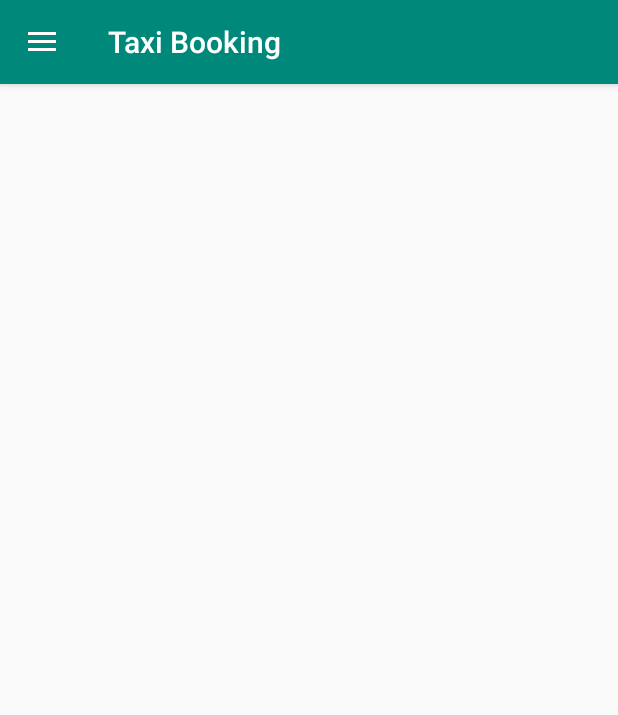
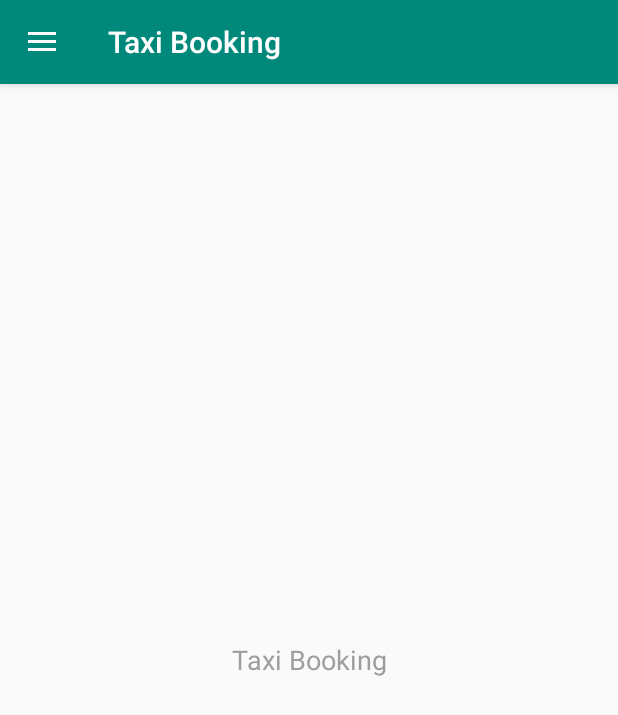
Before and after one commit to linhdq/Taxi247, an Android app: the HomeActivity screen opened directly, with no data from a screen before it, on a phone screen of 412 x 824 dp. Shown: the top 715 px of the screen. Run offline under Robolectric (Android 15) with nearby library versions, the phone set to English and light mode, and no system bars; our stand-ins replace CircleImageView, sdp/ssp sizes.

Commit message:
add Help, History function

```diff
--- a/app/src/main/java/com/example/linhdq/taxi/activity/HomeActivity.java
+++ b/app/src/main/java/com/example/linhdq/taxi/activity/HomeActivity.java
@@ -21,7 +21,10 @@ import com.example.linhdq.taxi.R;
 import com.example.linhdq.taxi.adapter.ListDrawerItemAdapter;
 import com.example.linhdq.taxi.constant.Constant;
 import com.example.linhdq.taxi.fragment.AboutUsFragment;
+import com.example.linhdq.taxi.fragment.BookingFragment;
 import com.example.linhdq.taxi.fragment.FeedbackFragment;
+import com.example.linhdq.taxi.fragment.HelpFragment;
+import com.example.linhdq.taxi.fragment.HistoryFragment;
 import com.example.linhdq.taxi.fragment.PromotionContainerFragment;
 import com.example.linhdq.taxi.model.ObjectDrawerItem;
 
@@ -49,6 +52,10 @@ public class HomeActivity extends AppCompatActivity implements View.OnClickListe
     private FeedbackFragment feedbackFragment;
     private PromotionContainerFragment promotionContainerFragment;
     private AboutUsFragment aboutUsFragment;
+    private HelpFragment helpFragment;
+    private HistoryFragment historyFragment;
+    private BookingFragment bookingFragment;
+    private Fragment currentFragment;
 
     @Override
     protected void onCreate(Bundle savedInstanceState) {
@@ -93,7 +100,11 @@ public class HomeActivity extends AppCompatActivity implements View.OnClickListe
         if (drawer.isDrawerOpen(GravityCompat.START)) {
             drawer.closeDrawer(GravityCompat.START);
         } else {
+            if (currentFragment != bookingFragment) {
+                changeFragment(0);
+            } else {
                 super.onBackPressed();
+            }
         }
     }
 
@@ -126,6 +137,12 @@ public class HomeActivity extends AppCompatActivity implements View.OnClickListe
         feedbackFragment = new FeedbackFragment();
         promotionContainerFragment = new PromotionContainerFragment();
         aboutUsFragment = new AboutUsFragment();
+        helpFragment = new HelpFragment();
+        historyFragment = new HistoryFragment();
+        bookingFragment = new BookingFragment();
+        currentFragment = bookingFragment;
+        //open default fragment
+        openFragment(currentFragment, false);
     }
 
     private void addListener() {
@@ -134,6 +151,12 @@ public class HomeActivity extends AppCompatActivity implements View.OnClickListe
         drawerList.setOnItemClickListener(new AdapterView.OnItemClickListener() {
             @Override
             public void onItemClick(AdapterView<?> adapterView, View view, int i, long l) {
+                changeFragment(i);
+            }
+        });
+    }
+
+    private void changeFragment(int i) {
         listItem[itemIndex].setSelected(false);
         itemIndex = (byte) i;
         listItem[itemIndex].setSelected(true);
@@ -142,22 +165,22 @@ public class HomeActivity extends AppCompatActivity implements View.OnClickListe
         drawerLayout.closeDrawer(layoutDrawer);
         switch (i) {
             case 0:
-
+                currentFragment = bookingFragment;
                 break;
             case 1:
-
+                currentFragment = historyFragment;
                 break;
             case 2:
-                        openFragment(promotionContainerFragment, false);
+                currentFragment = promotionContainerFragment;
                 break;
             case 3:
-
+                currentFragment = helpFragment;
                 break;
             case 4:
-                        openFragment(feedbackFragment, false);
+                currentFragment = feedbackFragment;
                 break;
             case 5:
-                        openFragment(aboutUsFragment, false);
+                currentFragment = aboutUsFragment;
                 break;
             case 6:
                 SharedPreferences.Editor editor = sharedPreferences.edit();
@@ -168,8 +191,7 @@ public class HomeActivity extends AppCompatActivity implements View.OnClickListe
             default:
                 break;
         }
-            }
-        });
+        openFragment(currentFragment, false);
     }
 
     private void configLanguage() {
--- /dev/null
+++ b/app/src/main/java/com/example/linhdq/taxi/fragment/BookingFragment.java
@@ -0,0 +1,25 @@
+package com.example.linhdq.taxi.fragment;
+
+import android.os.Bundle;
+import android.support.annotation.Nullable;
+import android.support.v4.app.Fragment;
+import android.view.LayoutInflater;
+import android.view.View;
+import android.view.ViewGroup;
+
+import com.example.linhdq.taxi.R;
+
+/**
+ * Created by LinhDQ on 12/25/16.
+ */
+
+public class BookingFragment extends Fragment {
+
+    @Nullable
+    @Override
+    public View onCreateView(LayoutInflater inflater, @Nullable ViewGroup container, @Nullable Bundle savedInstanceState) {
+        View view = inflater.inflate(R.layout.fragment_booking, container, false);
+
+        return view;
+    }
+}
--- /dev/null
+++ b/app/src/main/java/com/example/linhdq/taxi/fragment/HistoryFragment.java
@@ -0,0 +1,25 @@
+package com.example.linhdq.taxi.fragment;
+
+import android.os.Bundle;
+import android.support.annotation.Nullable;
+import android.support.v4.app.Fragment;
+import android.view.LayoutInflater;
+import android.view.View;
+import android.view.ViewGroup;
+
+import com.example.linhdq.taxi.R;
+
+/**
+ * Created by LinhDQ on 12/25/16.
+ */
+
+public class HistoryFragment extends Fragment {
+
+    @Nullable
+    @Override
+    public View onCreateView(LayoutInflater inflater, @Nullable ViewGroup container, @Nullable Bundle savedInstanceState) {
+        View view = inflater.inflate(R.layout.fragment_history, container, false);
+
+        return view;
+    }
+}
--- /dev/null
+++ b/app/src/main/res/layout/fragment_booking.xml
@@ -0,0 +1,15 @@
+<?xml version="1.0" encoding="utf-8"?>
+<LinearLayout xmlns:android="http://schemas.android.com/apk/res/android"
+    android:layout_width="match_parent"
+    android:layout_height="match_parent"
+    android:gravity="center"
+    android:orientation="vertical">
+    <TextView
+        android:layout_width="match_parent"
+        android:layout_height="wrap_content"
+        android:text="@string/taxi_booking"
+        android:textSize="@dimen/_14sdp"
+        android:gravity="center"
+        android:textColor="@color/grey_500"
+        />
+</LinearLayout>
--- a/app/src/main/res/values/colors.xml
+++ b/app/src/main/res/values/colors.xml
@@ -5,6 +5,7 @@
     <color name="colorAccent">@color/teal_600</color>
     <color name="white">#FFFFFF</color>
     <color name="grey_200">#EEEEEE</color>
+    <color name="grey_300">#E0E0E0</color>
     <color name="grey_500">#9E9E9E</color>
     <color name="grey_600">#757575</color>
     <color name="grey_700">#616161</color>
--- a/app/src/main/res/values/strings.xml
+++ b/app/src/main/res/values/strings.xml
@@ -46,4 +46,7 @@
     <string name="content_about_us">Taxi là ứng dụng đặt Taxi trực tuyến của hãng Chí Phèo Taxi, chỉ cần một vài thao tác đơn giản để gọi một chiếc Taxi và có thể trực tiếp theo dõi quá trình chiếc Taxi đến đón bạn trên màn hình ứng dụng. Phần mềm sử dụng trên hệ điều hành iOS và Android được phát triển bởi Chí Phèo Taxi.\n\nChí Phèo Taxi là đơn vị vận tải hàng đầu trong lĩnh vực vận chuyển khách bằng Taxi tại Thủ đô Hà Nội với hơn 1000 xe và đội ngũ lái xe được đào tạo bài bản, chuyên nghiệp. Chí Phèo Taxi cam kết sẽ mang đến cho Quý khách hàng những dịch vụ hoàn hảo: tiện ích, nhanh chóng, an toàn và giá cước cạnh tranh.\n\nChí Phèo Taxi hân hạnh được phục vụ quý khách!</string>
     <string name="rate_app">Rate app</string>
     <string name="share">Share</string>
+    <string name="help_booking_instruction">Taxi booking instruction</string>
+    <string name="help_cancel_booking">Cancel your schedule booking</string>
+    <string name="history_mess">No taxi schedule recorded</string>
 </resources>
```
Also changed, not shown: app/src/main/java/com/example/linhdq/taxi/fragment/EnterVerificationCodeFragment.java (+7 -1 lines), app/src/main/java/com/example/linhdq/taxi/fragment/HelpFragment.java (added, +62 -0 lines), app/src/main/java/com/example/linhdq/taxi/fragment/RegisterFragment.java (+12 -2 lines), app/src/main/res/drawable/custom_item_selected_backgound.xml (added, +8 -0 lines), app/src/main/res/drawable/ic_arrow_right.xml (added, +9 -0 lines), app/src/main/res/drawable/ic_stopwatch.xml (added, +9 -0 lines), app/src/main/res/layout/fragment_help.xml (added, +94 -0 lines), app/src/main/res/layout/fragment_history.xml (added, +16 -0 lines), 1 other file. Lines whose indentation alone changed are shown as unchanged.
